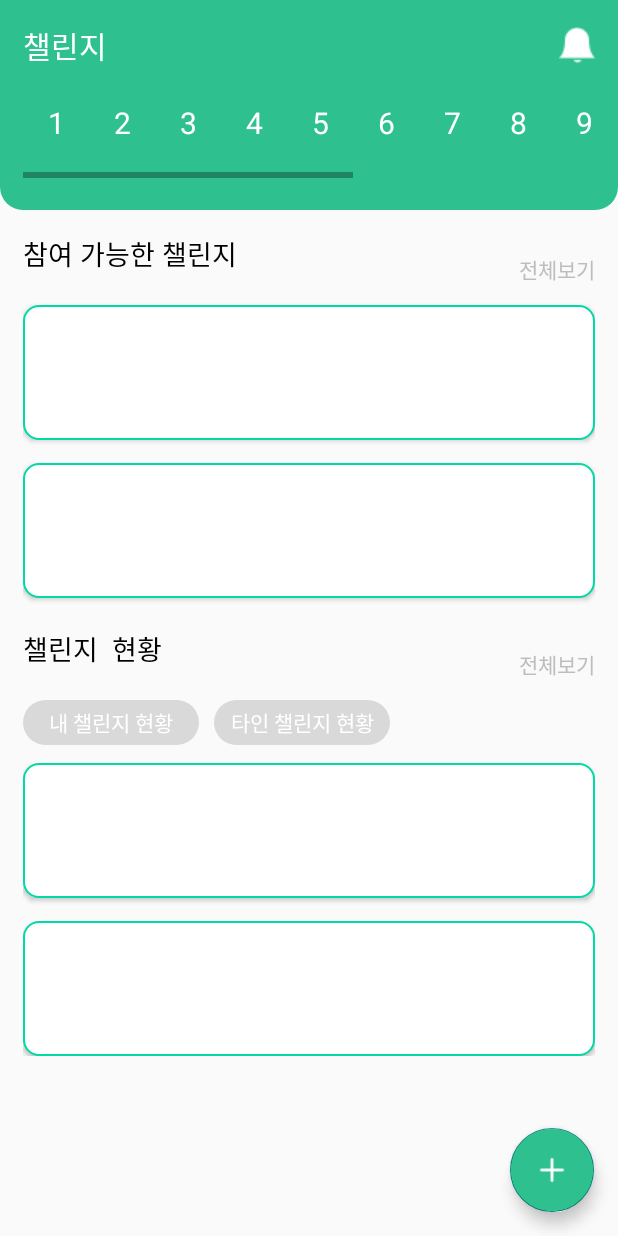
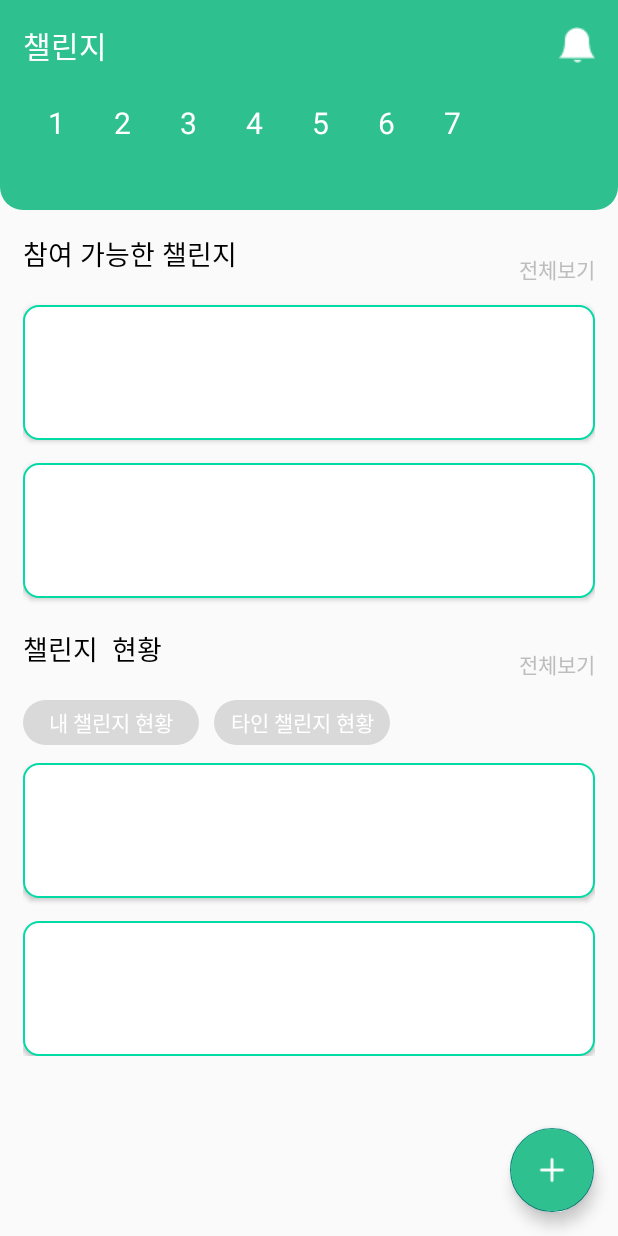
Before and after one commit to SeneKim/Guru2project, an Android app: the layout activity_challenge_main.xml on its own in the app's theme, with its tools: preview values and no code run, on a phone screen of 412 x 824 dp. Run offline under Robolectric (Android 15) with nearby library versions, the phone set to English and light mode, and no system bars.

Commit message:
챌린지 7일만 보이도록 코드 수정

```diff
--- a/app/src/main/res/layout/activity_challenge_main.xml
+++ b/app/src/main/res/layout/activity_challenge_main.xml
@@ -166,110 +166,6 @@
             android:textColor="@drawable/btn_day_selector_text"
             android:textSize="20sp" />
 
-        <RadioButton
-            android:layout_width="wrap_content"
-            android:layout_height="wrap_content"
-            android:background="@drawable/btn_day_selector"
-            android:button="@null"
-            android:checked="false"
-            android:minWidth="0dp"
-            android:minHeight="0dp"
-            android:text="8"
-            android:textAlignment="center"
-            android:textColor="@drawable/btn_day_selector_text"
-            android:textSize="20sp" />
-
-        <RadioButton
-            android:layout_width="wrap_content"
-            android:layout_height="wrap_content"
-            android:background="@drawable/btn_day_selector"
-            android:button="@null"
-            android:checked="false"
-            android:minWidth="0dp"
-            android:minHeight="0dp"
-            android:text="9"
-            android:textAlignment="center"
-            android:textColor="@drawable/btn_day_selector_text"
-            android:textSize="20sp" />
-
-        <RadioButton
-            android:layout_width="wrap_content"
-            android:layout_height="wrap_content"
-            android:background="@drawable/btn_day_selector"
-            android:button="@null"
-            android:checked="false"
-            android:minWidth="0dp"
-            android:minHeight="0dp"
-            android:text="10"
-            android:textAlignment="center"
-            android:textColor="@drawable/btn_day_selector_text"
-            android:textSize="20sp" />
-
-        <RadioButton
-            android:layout_width="wrap_content"
-            android:layout_height="wrap_content"
-            android:background="@drawable/btn_day_selector"
-            android:button="@null"
-            android:checked="false"
-            android:minWidth="0dp"
-            android:minHeight="0dp"
-            android:text="11"
-            android:textAlignment="center"
-            android:textColor="@drawable/btn_day_selector_text"
-            android:textSize="20sp" />
-
-        <RadioButton
-            android:layout_width="wrap_content"
-            android:layout_height="wrap_content"
-            android:background="@drawable/btn_day_selector"
-            android:button="@null"
-            android:checked="false"
-            android:minWidth="0dp"
-            android:minHeight="0dp"
-            android:text="12"
-            android:textAlignment="center"
-            android:textColor="@drawable/btn_day_selector_text"
-            android:textSize="20sp" />
-
-        <RadioButton
-            android:layout_width="wrap_content"
-            android:layout_height="wrap_content"
-            android:background="@drawable/btn_day_selector"
-            android:button="@null"
-            android:checked="false"
-            android:minWidth="0dp"
-            android:minHeight="0dp"
-            android:text="13"
-            android:textAlignment="center"
-            android:textColor="@drawable/btn_day_selector_text"
-            android:textSize="20sp" />
-
-        <RadioButton
-            android:layout_width="wrap_content"
-            android:layout_height="wrap_content"
-            android:background="@drawable/btn_day_selector"
-            android:button="@null"
-            android:checked="false"
-            android:minWidth="0dp"
-            android:minHeight="0dp"
-            android:text="14"
-            android:textAlignment="center"
-            android:textColor="@drawable/btn_day_selector_text"
-            android:textSize="20sp" />
-
-        <RadioButton
-            android:layout_width="wrap_content"
-            android:layout_height="wrap_content"
-            android:background="@drawable/btn_day_selector"
-            android:button="@null"
-            android:checked="false"
-            android:minWidth="0dp"
-            android:minHeight="0dp"
-            android:text="15"
-            android:textAlignment="center"
-            android:textColor="@drawable/btn_day_selector_text"
-            android:textSize="20sp" />
-
 
       </RadioGroup>
 
```
